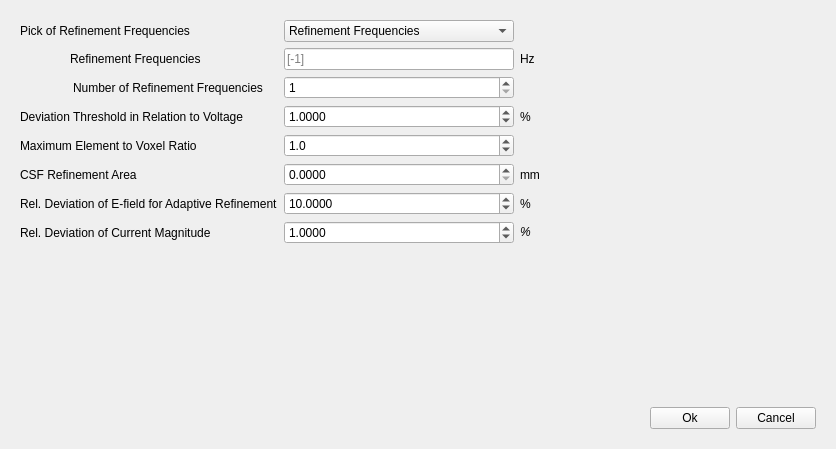
Above: OSS_platform/GUI_tree_files/pop_up_ui/pop_up_Mesh_Refinement.ui from SFB-ELAINE/OSS-DBS before the change. Below: the same form after it.
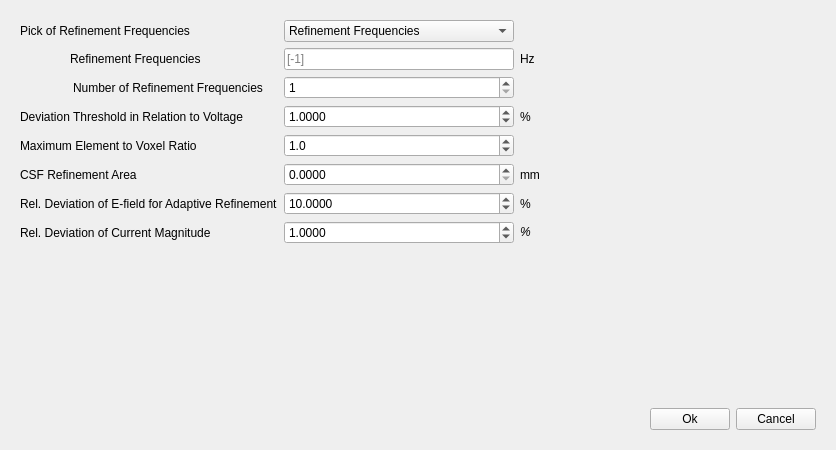
That is the form after the change. Icons and pictures are not drawn.

Patch:
```diff
--- a/OSS_platform/GUI_tree_files/pop_up_ui/pop_up_Mesh_Refinement.ui
+++ b/OSS_platform/GUI_tree_files/pop_up_ui/pop_up_Mesh_Refinement.ui
@@ -7,7 +7,7 @@
     <x>0</x>
     <y>0</y>
     <width>836</width>
-    <height>449</height>
+    <height>450</height>
    </rect>
   </property>
   <property name="maximumSize">
```
Left out of the diff: 1 changed line with no effect on the pictures.
